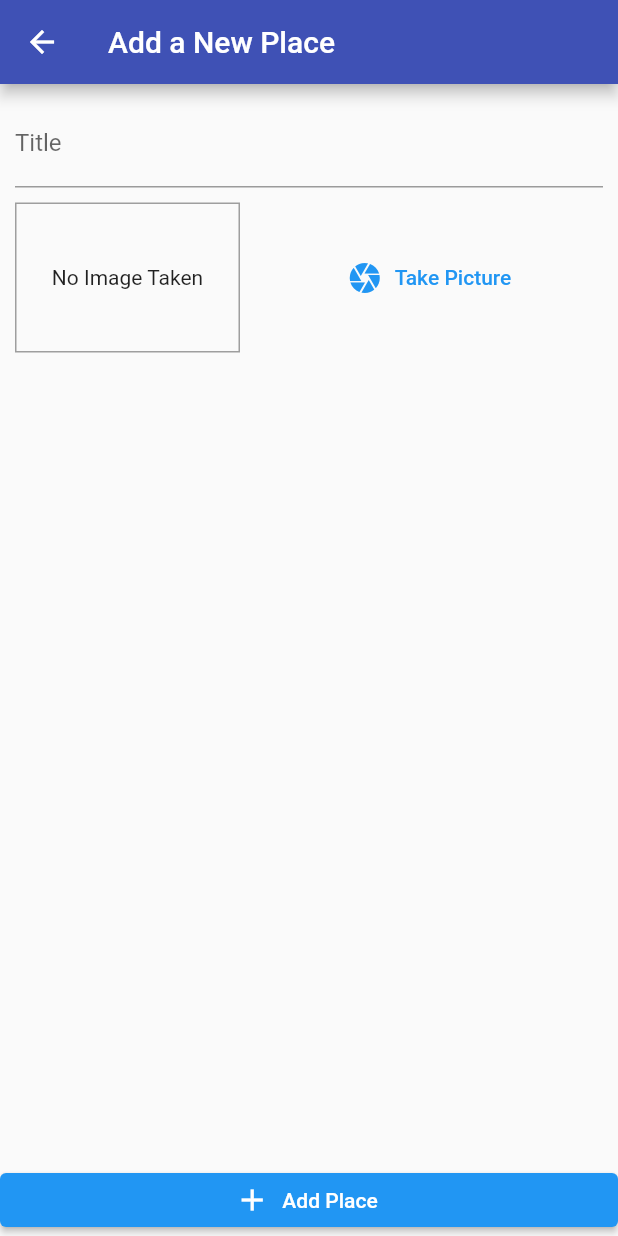
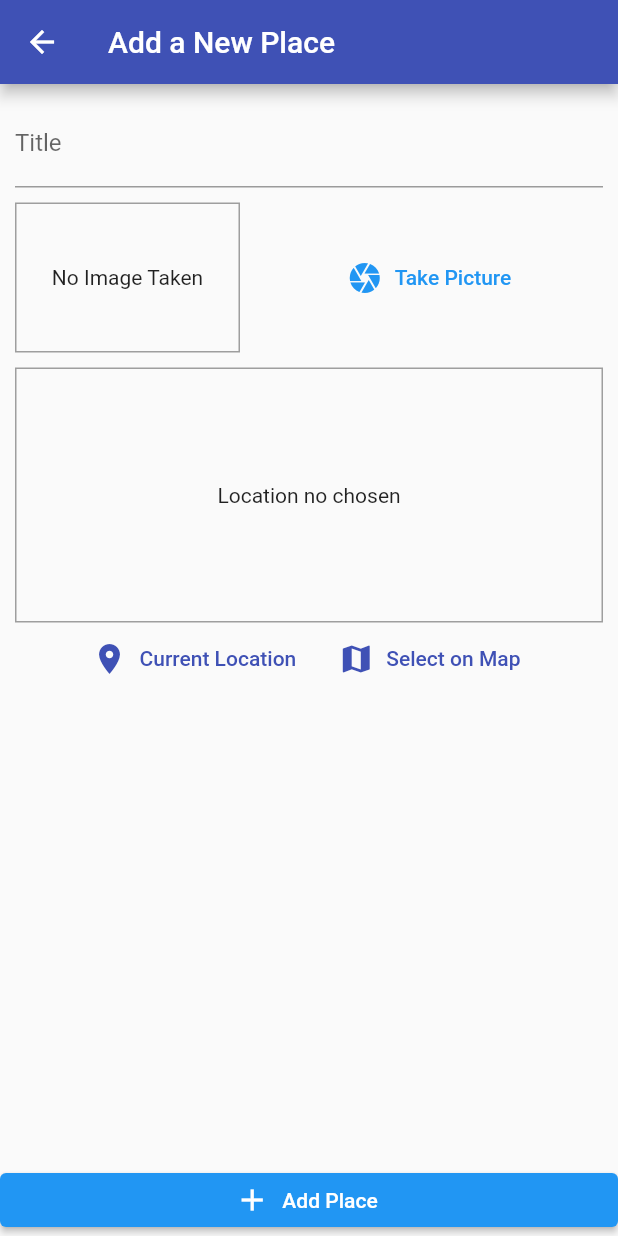
Before and after one commit to melniknikolay/places_app, a Flutter app: the AddPlaceScreen screen opened by its route, on a phone screen of 412 x 824 dp. Run offline on Flutter 3.47's test engine with Material 2 defaults, Android fonts, the phone set to English and light mode, and no system bars; our stand-ins replace google_maps_flutter, image_picker, location, sqflite; accounts and stored records are empty.

Commit message:
add location input and imput page, display a static map snapshot, rendering a dynamic map

```diff
--- /dev/null
+++ b/lib/helpers/location_helper.dart
@@ -0,0 +1,8 @@
+const GOOGLE_API_KEY = 'AIzaSyDlSfa64kFYN71yMDIylrz_K5WUn3rAdJQ';
+
+class LocationHelper {
+  static String generateLocationPreviewImage(
+      {double latitude, double longitude}) {
+    return 'https://maps.googleapis.com/maps/api/staticmap?center=&$latitude,$longitude&zoom=16&size=600x300&maptype=roadmap&markers=color:red%7Clabel:C%7C$latitude,$longitude&key=$GOOGLE_API_KEY';
+  }
+}
--- a/lib/models/place.dart
+++ b/lib/models/place.dart
@@ -7,7 +7,7 @@ class PlaceLocation {
   final double longitude;
   final String address;
 
-  PlaceLocation({
+  const PlaceLocation({
     @required this.latitude,
     @required this.longitude,
     this.address,
--- a/lib/screens/add_place_screen.dart
+++ b/lib/screens/add_place_screen.dart
@@ -4,6 +4,7 @@ import 'package:flutter/material.dart';
 import 'package:provider/provider.dart';
 
 import '../widgets/image_input.dart';
+import '../widgets/location_input.dart';
 import '../providers/great_places.dart';
 
 class AddPlaceScreen extends StatefulWidget {
@@ -54,6 +55,10 @@ class _AddPlaceScreenState extends State<AddPlaceScreen> {
                       height: 10,
                     ),
                     ImageInput(_selectImage),
+                    SizedBox(
+                      height: 10,
+                    ),
+                    LocationInput(),
                   ],
                 ),
               ),
--- /dev/null
+++ b/lib/widgets/location_input.dart
@@ -0,0 +1,83 @@
+import 'package:flutter/material.dart';
+import 'package:location/location.dart';
+
+import '../helpers/location_helper.dart';
+import '../screens/map_screen.dart';
+
+class LocationInput extends StatefulWidget {
+  @override
+  _LocationInputState createState() => _LocationInputState();
+}
+
+class _LocationInputState extends State<LocationInput> {
+  String _previewImageUrl;
+
+  Future<void> _getCurrentUserLocation() async {
+    final locData = await Location().getLocation();
+    final staticMapImageUrl = LocationHelper.generateLocationPreviewImage(
+        latitude: locData.latitude, longitude: locData.longitude);
+    setState(() {
+      _previewImageUrl = staticMapImageUrl;
+    });
+  }
+
+  Future<void> _selectOnMap() async {
+    final selectedLocation = await Navigator.of(context).push(
+      MaterialPageRoute(
+        fullscreenDialog: true,
+        builder: (ctx) => MapScreen(
+          isSelecting: true,
+        ),
+      ),
+    );
+    if (selectedLocation == null) {
+      return;
+    }
+  }
+
+  @override
+  Widget build(BuildContext context) {
+    return Column(
+      children: [
+        Container(
+          height: 170,
+          width: double.infinity,
+          alignment: Alignment.center,
+          decoration: BoxDecoration(
+            border: Border.all(
+              width: 1,
+              color: Colors.grey,
+            ),
+          ),
+          child: _previewImageUrl == null
+              ? Text(
+                  'Location no chosen',
+                  textAlign: TextAlign.center,
+                )
+              : Image.network(
+                  _previewImageUrl,
+                  fit: BoxFit.cover,
+                  width: double.infinity,
+                ),
+        ),
+        Row(
+          mainAxisAlignment: MainAxisAlignment.center,
+          children: [
+            FlatButton.icon(
+              onPressed: _getCurrentUserLocation,
+              icon: Icon(Icons.location_on),
+              label: Text('Current Location'),
+              textColor: Theme.of(context).primaryColor,
+            ),
+            FlatButton.icon(
+              onPressed: _selectOnMap,
+              icon: Icon(Icons.map),
+              label: Text('Select on Map'),
+              textColor: Theme.of(context).primaryColor,
+            ),
+          ],
+        ),
+      ],
+    );
+  }
+}
--- a/pubspec.yaml
+++ b/pubspec.yaml
@@ -28,6 +28,8 @@ dependencies:
   path_provider: ^2.0.5
   path: ^1.8.0
   sqflite: ^2.0.0+4
+  location: ^4.2.0
+  google_maps_flutter: ^2.0.10
 
   # The following adds the Cupertino Icons font to your application.
   # Use with the CupertinoIcons class for iOS style icons.
```
Also changed, not shown: lib/screens/map_screen.dart (added, +36 -0 lines), pubspec.lock, 4 other files.
